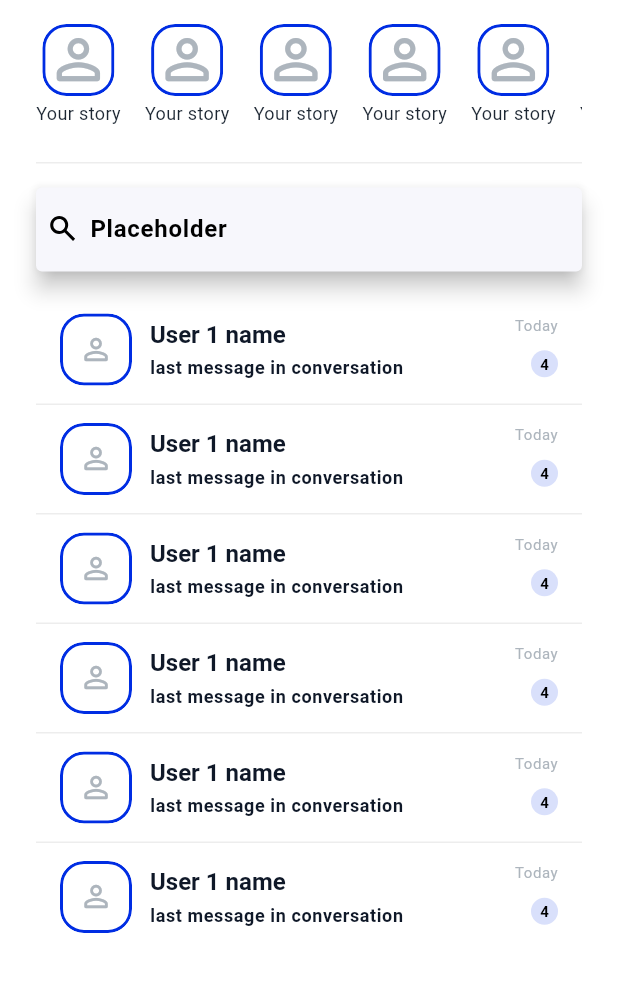
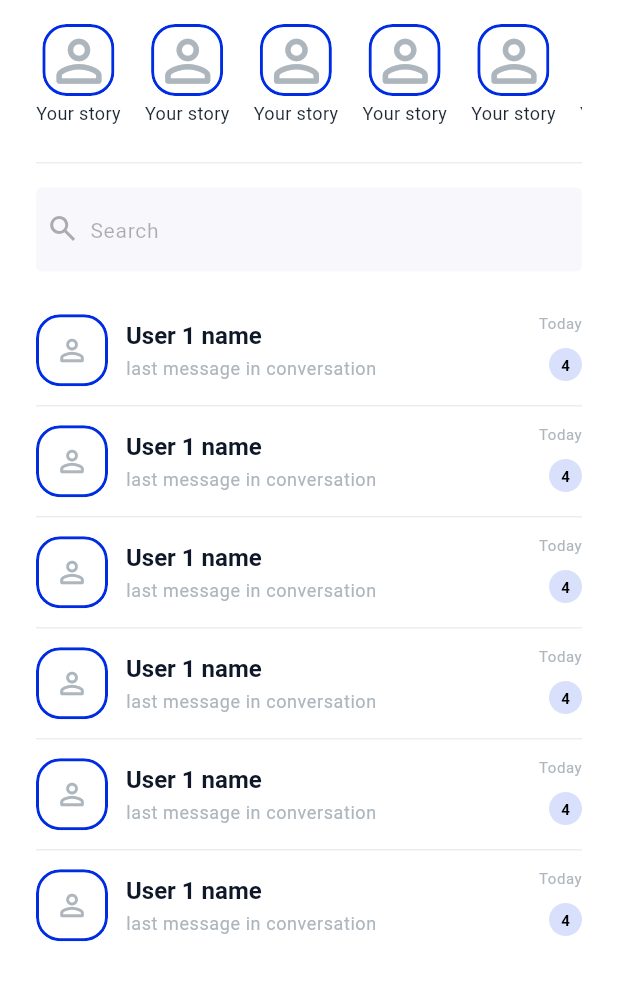
Before and after one commit to elisheba-beep/chateo, a Flutter app: the ChatScreen widget shown alone on an empty page, opened directly, on a phone screen of 412 x 824 dp. Shown: the top 981 px of the screen. Run offline on Flutter 3.47's test engine with Material 3 defaults, Android fonts, the phone set to English and light mode, and no system bars; our stand-ins replace cloud_firestore, firebase_auth, firebase_core, flutter_riverpod, flutter_svg, go_router and 4 more; accounts and stored records are empty; generated files the repository leaves out were written again; Roboto replaces fonts that are missing (Mulish).

Commit message:
fix ui inconsistencies in contacts,chats,more and individual chat screens

```diff
--- a/lib/core/theme/app_text_styles.dart
+++ b/lib/core/theme/app_text_styles.dart
@@ -19,6 +19,7 @@ class AppTextStyles {
     fontSize: 24,
     fontWeight: FontWeight.w700,
     height: 1.25,
+    letterSpacing: 1.2,
   );
 
   // Title / Subheading (Appbar / Active Lists)
--- a/lib/core/widgets/avatar/chateo_avatar.dart
+++ b/lib/core/widgets/avatar/chateo_avatar.dart
@@ -19,7 +19,7 @@ class ChateoAvatar extends StatelessWidget {
     this.imageUrl,
     this.base64Image,
     this.initials,
-    this.radius = 48,
+    this.radius = 50,
     this.isOnline = false,
     this.onTap,
     this.imageBytes,
--- a/lib/core/widgets/cells/chateo_chat_cell.dart
+++ b/lib/core/widgets/cells/chateo_chat_cell.dart
@@ -30,12 +30,11 @@ class ChateoChatCell extends StatelessWidget {
   @override
   Widget build(BuildContext context) {
     final theme = Theme.of(context);
-    final isLight = theme.brightness == Brightness.light;
 
     return InkWell(
       onTap: onTap,
       child: Padding(
-        padding: const EdgeInsets.symmetric(horizontal: 16.0, vertical: 12.0),
+        padding: const EdgeInsets.symmetric(horizontal: 0, vertical: 12.0),
         child: Row(
           children: [
             ChateoAvatar(
@@ -66,16 +65,10 @@ class ChateoChatCell extends StatelessWidget {
                     maxLines: 1,
                     overflow: TextOverflow.ellipsis,
                     style: theme.textTheme.bodySmall?.copyWith(
-                      color: unreadCount > 0
-                          ? (isLight
-                                ? const Color(0xFF0F1828)
-                                : const Color(
-                                    0xFFF7F7FC,
-                                  )) // Active message state color
-                          : const Color(0xFFADB5BD), // Muted state color
+                      color:  const Color(0xFFADB5BD), // Muted state color
                       fontWeight: unreadCount > 0
-                          ? FontWeight.w600
-                          : FontWeight.w400,
+                          ? FontWeight.w400
+                          : FontWeight.w300,
                     ),
                   ),
                 ],
@@ -98,7 +91,7 @@ class ChateoChatCell extends StatelessWidget {
                   opacity: unreadCount > 0 ? 1.0 : 0.0,
                   duration: const Duration(milliseconds: 200),
                   child: Container(
-                    padding: const EdgeInsets.all(6),
+                    padding: const EdgeInsets.all(8),
                     decoration: BoxDecoration(
                       color: theme.colorScheme.primary.withValues(alpha: 0.15),
                       shape: BoxShape.circle,
--- a/lib/features/auth/presentation/screens/input_phone_number_screen.dart
+++ b/lib/features/auth/presentation/screens/input_phone_number_screen.dart
@@ -72,6 +72,7 @@ class _InputPhoneNumberScreenState
                 child: Column(
                   crossAxisAlignment: CrossAxisAlignment.center,
                   children: [
+                    40.heightBox,
                     Text(
                       'Enter Your Phone Number',
                       style: AppTextStyles.heading2,
@@ -109,6 +110,7 @@ class _InputPhoneNumberScreenState
                                 .read(phoneAuthProvider.notifier)
                                 .sendCode(country, _phone.text),
                     ),
+                    20.heightBox,
                   ],
                 ),
               ),
--- a/lib/features/auth/presentation/screens/input_verification_code_screen.dart
+++ b/lib/features/auth/presentation/screens/input_verification_code_screen.dart
@@ -80,6 +80,7 @@ class _InputPhoneNumberScreenState
                 child: Column(
                   crossAxisAlignment: CrossAxisAlignment.center,
                   children: [
+                    40.heightBox,
                     Text('Enter Code', style: AppTextStyles.heading2),
                     8.heightBox,
                     Text(
@@ -131,6 +132,7 @@ class _InputPhoneNumberScreenState
                                 ),
                       variant: ChateoButtonVariant.secondary,
                     ),
+                    20.heightBox,
                   ],
                 ),
               ),
--- a/lib/features/chat/presentation/screens/chat_screen.dart
+++ b/lib/features/chat/presentation/screens/chat_screen.dart
@@ -44,6 +44,8 @@ class ChatScreen extends ConsumerWidget {
             ChateoDivider(),
             16.heightBox,
             SearchBar(
+              elevation: WidgetStatePropertyAll<double>(0.0),
+
               padding: const WidgetStatePropertyAll<EdgeInsets>(
                 EdgeInsets.symmetric(horizontal: 6.0, vertical: 0),
               ),
@@ -51,12 +53,20 @@ class ChatScreen extends ConsumerWidget {
                 width: 24,
                 height: 24,
                 colorFilter: ColorFilter.mode(
-                  theme.colorScheme.inverseSurface,
+                  theme.colorScheme.inverseSurface.withValues(alpha: 0.3),
+
                   BlendMode.srcIn,
                 ),
                 'assets/icons/search.svg',
               ),
-              hintText: 'Placeholder',
+              hintText: 'Search',
+              hintStyle: WidgetStatePropertyAll<TextStyle?>(
+                AppTextStyles.bodyTextMedium.copyWith(
+                  color: theme.colorScheme.inverseSurface.withValues(
+                    alpha: 0.3,
+                  ),
+                ),
+              ),
               shape: WidgetStatePropertyAll(
                 RoundedRectangleBorder(
                   borderRadius: BorderRadius.circular(4.0),
@@ -77,8 +87,8 @@ class ChatScreen extends ConsumerWidget {
                     subtitle: 'last message in conversation',
                     time: 'Today',
                     unreadCount: 4,
-                    onTap: (){
-                      context.pushNamed(RouteNames.individualChat,);
+                    onTap: () {
+                      context.pushNamed(RouteNames.individualChat);
                     },
                   );
                 },
--- a/lib/features/onboarding/presentation/screens/walkthrough_screen.dart
+++ b/lib/features/onboarding/presentation/screens/walkthrough_screen.dart
@@ -20,7 +20,7 @@ class WalkthroughScreen extends StatelessWidget {
           child: Column(
             crossAxisAlignment: CrossAxisAlignment.center,
             children: [
-              45.heightBox,
+              55.heightBox,
               Center(
                 child: Image(
                   image: AssetImage(
@@ -48,6 +48,7 @@ class WalkthroughScreen extends StatelessWidget {
                   context.pushNamed(RouteNames.phoneNumberInput);
                 },
               ),
+              20.heightBox,
             ],
           ),
         ),
--- a/lib/main.dart
+++ b/lib/main.dart
@@ -1,3 +1,4 @@
+import 'package:chateo/core/providers/theme_mode_provider.dart';
 import 'package:chateo/core/router/router_provider.dart';
 import 'package:chateo/core/theme/app_theme.dart';
 import 'package:material_ui/material_ui.dart';
@@ -18,14 +19,14 @@ class MyApp extends ConsumerWidget {
   @override
   Widget build(BuildContext context, WidgetRef ref) {
     final router = ref.watch(routerProvider);
+    final themeMode = ref.watch(themeModeControllerProvider);
 
     return MaterialApp.router(
       title: 'chateo',
       debugShowCheckedModeBanner: false,
-
       theme: AppTheme.lightTheme,
       darkTheme: AppTheme.darkTheme,
-      themeMode: ThemeMode.system,
+      themeMode: themeMode,
       routerConfig: router,
     );
   }
```
Also changed, not shown: lib/core/providers/theme_mode_provider.dart (added, +12 -0 lines), lib/core/widgets/input/chateo_chat_input_bar.dart (+29 -17 lines), lib/features/auth/presentation/screens/profile_registration_screen.dart (+13 -18 lines), lib/features/auth/presentation/widgets/chateo_registration_phone_picker.dart (+10 -1 lines), lib/features/chat/presentation/screens/home_screen.dart (+18 -3 lines), lib/features/chat/presentation/screens/individual_chat_screen.dart (+7 -6 lines), lib/features/chat/presentation/screens/more_screen.dart (+25 -8 lines), lib/features/chat/presentation/widgets/appearance_dialog.dart (added, +39 -0 lines), lib/features/users/presentation/providers/profile_provider.dart (+3 -6 lines), lib/features/users/presentation/screens/contacts_screen.dart (+35 -9 lines), lib/core/providers/theme_mode_provider.g.dart (added), lib/features/users/presentation/providers/profile_provider.g.dart.
